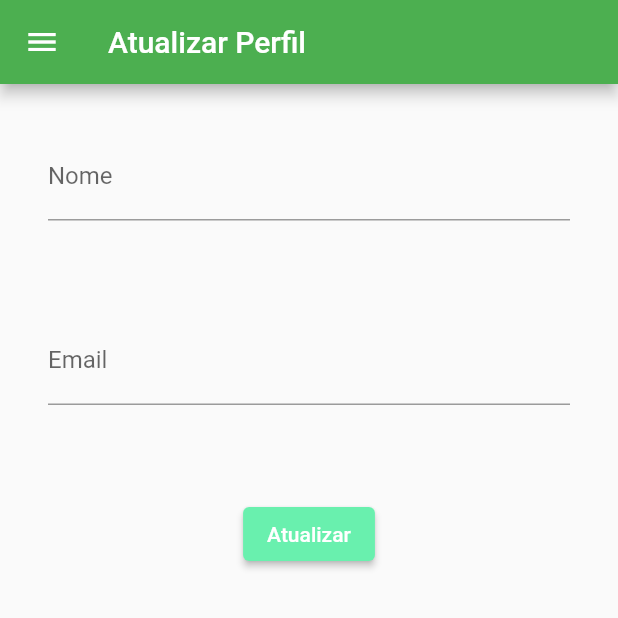
After one commit to andreyquadros/books_swapping, a Flutter app: the UserUpdateScreen screen opened by its route, in the side drawer, after a tap on "Atualizar", on a phone screen of 412 x 824 dp, the top half of it. The commit adds this screen. Run offline on Flutter 3.47's test engine with Material 2 defaults, Android fonts, the phone set to English and light mode, and no system bars; our stand-ins replace firebase_auth, firebase_core, form_field_validator, get, loading_animation_widget, rive and 1 more; accounts and stored records are empty.

Commit message:
1.1 - Update Profile, Home Ajusts

```diff
--- a/lib/main.dart
+++ b/lib/main.dart
@@ -1,5 +1,6 @@
 import 'package:book_swapping/view/recoveryPasswordScreen.dart';
 import 'package:book_swapping/view/registerScreen.dart';
+import 'package:book_swapping/view/userUpdateProfile.dart';
 import 'package:firebase_core/firebase_core.dart';
 import 'package:flutter/material.dart';
 import 'package:get/get.dart';
@@ -22,6 +23,7 @@ Future<void> main() async {
         GetPage(name: '/register', page: () => RegisterScreen()),
         GetPage(name: '/recoveryPass', page: () => RecoveryPassScreen()),
         GetPage(name: '/signed', page: () => SignedScreen()),
+        GetPage(name: '/userUpdate', page: () => UserUpdateScreen()),
       ],
       debugShowCheckedModeBanner: false,
       theme: ThemeData(
--- a/lib/modelview/firebase/user/atualizarUsuarioAuthFirebase.dart
+++ b/lib/modelview/firebase/user/atualizarUsuarioAuthFirebase.dart
@@ -1,9 +1,14 @@
+import 'package:book_swapping/view/components/messages/customMaterialBanner.dart';
 import 'package:firebase_auth/firebase_auth.dart';
+import 'package:flutter/material.dart';
 
 Future<void> atualizarUsuarioAuthFirebase(
-    String email, String displayName) async {
+    context, String email, String displayName) async {
   final user = await FirebaseAuth.instance.currentUser;
   if (user != null) {
     user.updateDisplayName(displayName);
+    user.updateEmail(email);
+    customMaterialBanner(
+        context, 'Dados Atualizados com Sucesso!', Colors.green);
   }
 }
--- a/lib/view/components/custom_drawer.dart
+++ b/lib/view/components/custom_drawer.dart
@@ -27,13 +27,17 @@ class CustomDrawer extends StatelessWidget {
                 )),
           ),
           ListTile(
+            leading: Icon(Icons.home),
+            title: Text('Página Inicial'),
+            onTap: () {
+              Get.toNamed('/signed');
+            },
+          ),
+          ListTile(
             leading: Icon(Icons.update),
             title: Text('Atualizar Perfil do Usuário'),
             onTap: () {
-              // Atualize o estado do aplicativo
-              // ...
-              // Em seguida, feche o drawer
-              Navigator.pop(context);
+              Get.toNamed('/userUpdate');
             },
           ),
           ListTile(
--- a/lib/view/signedScreen.dart
+++ b/lib/view/signedScreen.dart
@@ -15,7 +15,7 @@ class _SignedScreenState extends State<SignedScreen> {
   Widget build(BuildContext context) {
     return Scaffold(
       appBar: AppBar(
-        title: Text('Página Logada'),
+        title: Text('Clube do Livro'),
         actions: [
           GestureDetector(onTap: deslogarFirebase, child: Icon(Icons.logout)),
         ],
--- /dev/null
+++ b/lib/view/userUpdateProfile.dart
@@ -0,0 +1,80 @@
+import 'package:book_swapping/modelview/firebase/user/atualizarUsuarioAuthFirebase.dart';
+import 'package:book_swapping/view/components/custom_drawer.dart';
+import 'package:flutter/material.dart';
+import 'package:get/get.dart';
+
+import '../modelview/firebase/user/userController.dart';
+
+class UserUpdateScreen extends StatefulWidget {
+  @override
+  _UserUpdateScreenState createState() => _UserUpdateScreenState();
+}
+
+class _UserUpdateScreenState extends State<UserUpdateScreen> {
+  final _formKey = GlobalKey<FormState>();
+  final _nameController = TextEditingController();
+  final _emailController = TextEditingController();
+
+  @override
+  void dispose() {
+    _nameController.dispose();
+    _emailController.dispose();
+    super.dispose();
+  }
+
+  @override
+  Widget build(BuildContext context) {
+    final userController = Get.find<UserController>();
+    return Scaffold(
+      appBar: AppBar(
+        title: Text('Atualizar Perfil'),
+      ),
+      drawer: CustomDrawer(),
+      body: Form(
+        key: _formKey,
+        child: Column(
+          children: <Widget>[
+            Padding(
+              padding: const EdgeInsets.all(32.0),
+              child: TextFormField(
+                controller: _nameController,
+                decoration: InputDecoration(labelText: 'Nome'),
+                validator: (value) {
+                  if (value == null || value.isEmpty) {
+                    return 'Por favor, insira seu nome';
+                  }
+                  return null;
+                },
+              ),
+            ),
+            Padding(
+              padding: const EdgeInsets.all(32.0),
+              child: TextFormField(
+                controller: _emailController,
+                decoration: InputDecoration(labelText: 'Email'),
+                validator: (value) {
+                  if (value == null || value.isEmpty) {
+                    return 'Por favor, insira seu e-mail';
+                  }
+                  return null;
+                },
+              ),
+            ),
+            SizedBox(
+              height: 30,
+            ),
+            ElevatedButton(
+              onPressed: () async {
+                if (_formKey.currentState!.validate()) {
+                  atualizarUsuarioAuthFirebase(
+                      context, _emailController.text, _nameController.text);
+                }
+              },
+              child: Text('Atualizar'),
+            ),
+          ],
+        ),
+      ),
+    );
+  }
+}
--- a/pubspec.yaml
+++ b/pubspec.yaml
@@ -42,6 +42,7 @@ dependencies:
   firebase_core: ^2.13.1
   firebase_auth: ^4.6.2
   loading_animation_widget: ^1.2.0+4
+  carousel_slider: ^4.2.1
 
 dev_dependencies:
   flutter_test:
```
Also changed, not shown: pubspec.lock.
